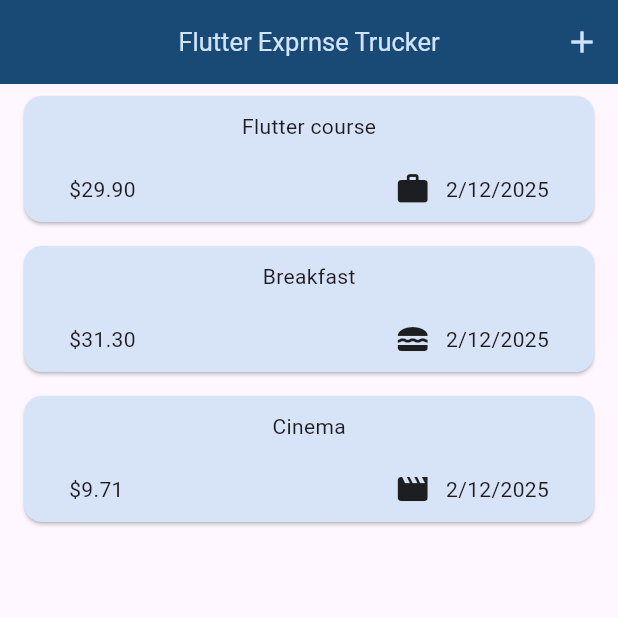
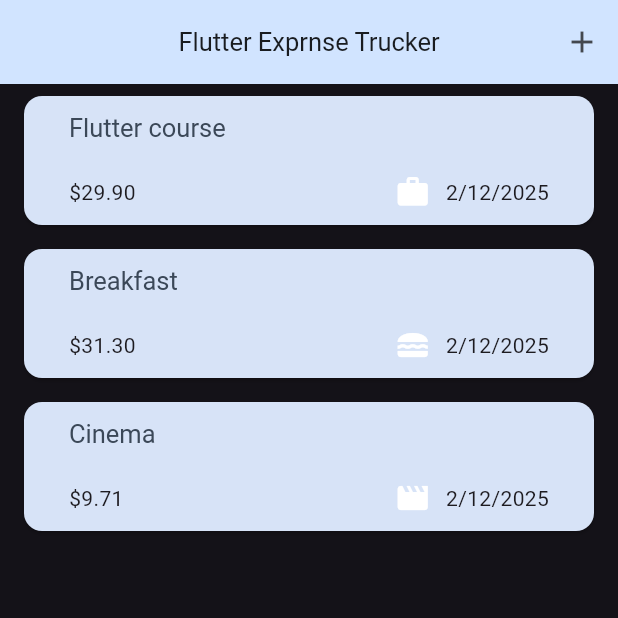
Before and after one commit to Zeina6699/Expenses-App, a Flutter app: the screen it shows after launch, on a phone screen of 412 x 824 dp, the top half of it. Run offline on Flutter 3.47's test engine with Material 3 defaults, Android fonts, the light colour scheme and no system bars.

Commit message:
Create ExpansesBucket.forCategory constructor

```diff
--- a/lib/Models/expense.dart
+++ b/lib/Models/expense.dart
@@ -26,3 +26,21 @@
 
   Expense({required this.category,required this.title, required this.amount, required this.date}):id=uuid.v4();
 }
+
+class ExpansesBucket{
+  final Category category;
+  final List<Expense> expenses;
+
+  double get totalExpense{
+    double sum=0;
+    for(var i in expenses){
+      sum=sum+i.amount;
+    }
+    return sum;
+  }
+
+  ExpansesBucket(this.category, this.expenses);
+  ExpansesBucket.forCategory(final List<Expense> allExpenses, this.category)
+  :expenses=allExpenses.where((e)=>e.category==category).toList();
+
+}
--- a/lib/Widgets/expanses_item.dart
+++ b/lib/Widgets/expanses_item.dart
@@ -10,8 +10,9 @@
       child: Padding(
         padding:const EdgeInsets.symmetric(vertical: 10,horizontal: 30),
         child: Column(
+          crossAxisAlignment: CrossAxisAlignment.start,
           children: [
-            Text(expense.title),
+            Text(expense.title,style: Theme.of(context).textTheme.titleLarge),
             const SizedBox(height: 20,),
             Row(children: [
               Text('\$${expense.amount.toStringAsFixed(2)}'),
--- a/lib/Widgets/expanses_list.dart
+++ b/lib/Widgets/expanses_list.dart
@@ -19,6 +19,11 @@
       itemBuilder:(context,index){
       return Dismissible(
         onDismissed: (direction){onRemoveExpense(expenseList[index]);},
+        background: Container(
+          color: Theme.of(context).colorScheme.error.withOpacity(0.7),
+          margin: Theme.of(context).cardTheme.margin,
+          ),
+
         key: ValueKey(expenseList[index]),
         child: ExpansesItem(expenseList[index],
         ));
--- a/lib/main.dart
+++ b/lib/main.dart
@@ -9,14 +9,19 @@
   MyApp({super.key});
 
   var myColorScheme=ColorScheme.fromSeed(seedColor: Colors.blue);
+  var myDarkColorScheme=ColorScheme.fromSeed(seedColor: Colors.blue);
 
   // This widget is the root of your application.
   @override
   Widget build(BuildContext context) {
     return MaterialApp(
+      themeMode: ThemeMode.dark,
       title: 'Flutter Demo',
       theme: ThemeData().copyWith(
         colorScheme: myColorScheme,
+        bottomSheetTheme: BottomSheetThemeData().copyWith(
+          backgroundColor: myDarkColorScheme.onPrimaryContainer
+        ),
         appBarTheme: AppBarTheme().copyWith(
           backgroundColor: myColorScheme.onPrimaryContainer,
           foregroundColor: myColorScheme.primaryContainer
@@ -27,7 +32,8 @@
         ),
         elevatedButtonTheme: ElevatedButtonThemeData(
           style: ElevatedButton.styleFrom(
-            backgroundColor:myColorScheme.primaryContainer
+            backgroundColor:myColorScheme.onPrimaryContainer,
+            foregroundColor: myColorScheme.primaryContainer
           )),
           textTheme: ThemeData().textTheme.copyWith(
             titleLarge: TextStyle(
@@ -39,6 +45,31 @@
        useMaterial3:true,
       ),
 
+
+
+      darkTheme: ThemeData.dark().copyWith(
+        colorScheme: myDarkColorScheme,
+        appBarTheme:const AppBarTheme().copyWith(
+          backgroundColor: myDarkColorScheme.primaryContainer
+        ),
+        cardTheme:const  CardTheme().copyWith(
+          color: myDarkColorScheme.secondaryContainer,
+          margin:const  EdgeInsets.symmetric(horizontal: 16,vertical: 8)
+        ),
+        elevatedButtonTheme: ElevatedButtonThemeData(
+          style: ElevatedButton.styleFrom(
+            backgroundColor:myDarkColorScheme.primaryContainer
+          )),
+          textTheme: ThemeData().textTheme.copyWith(
+            titleLarge: TextStyle(
+              fontWeight: FontWeight.normal,
+              color:myDarkColorScheme.onSecondaryContainer,
+              fontSize: 17
+            )
+          ),
+       useMaterial3:true,
+      ),
+
 home: Expanses(),    );
   }
 }
```
